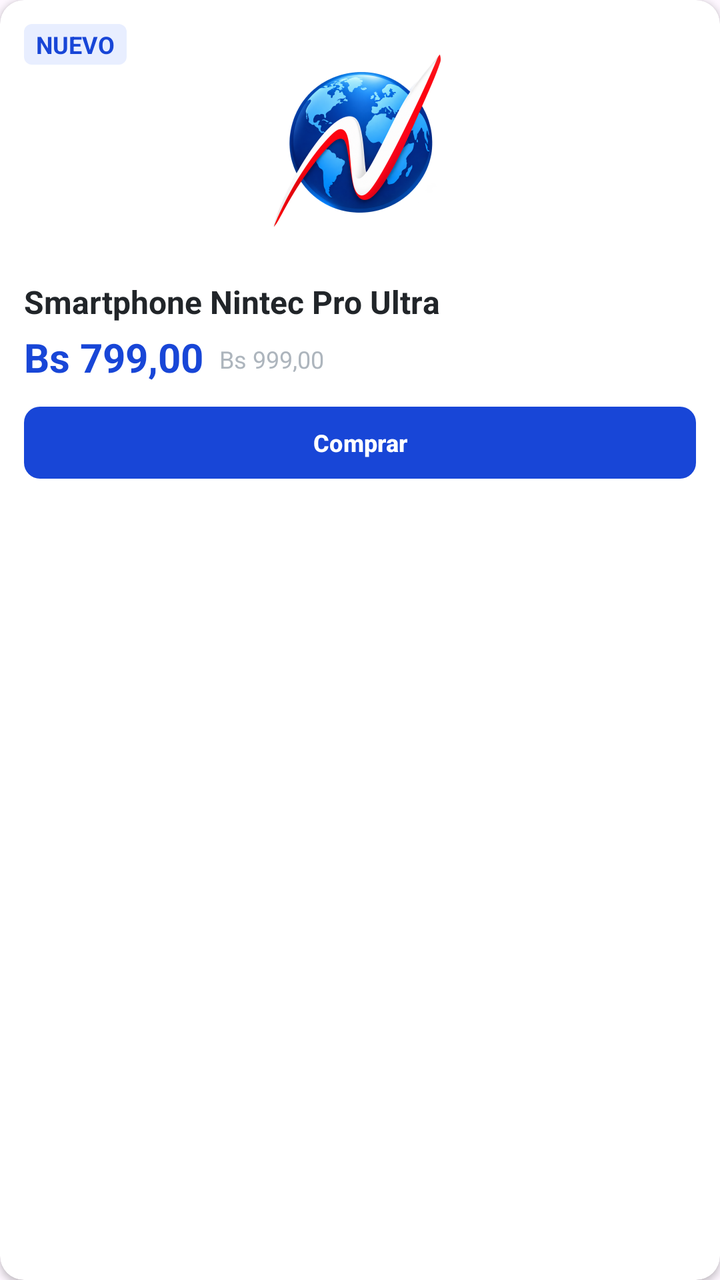
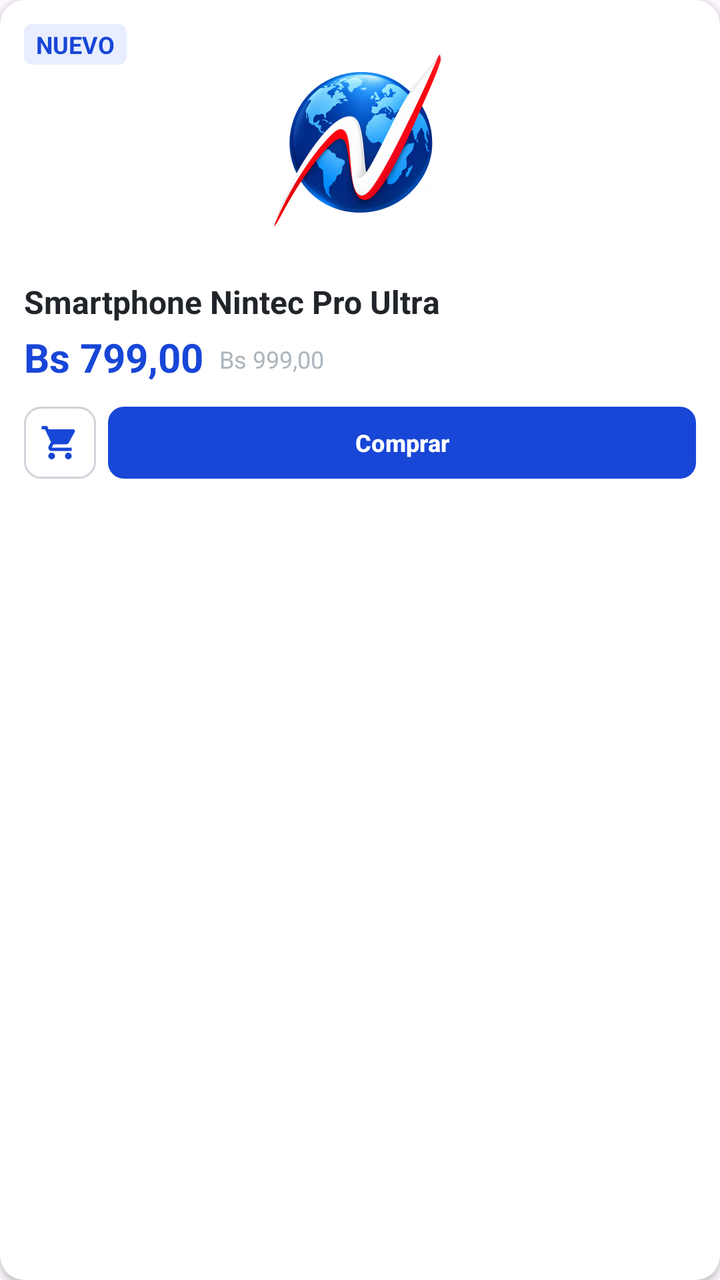

An Android layout rendered at two revisions. The XML below is the earlier revision; the diff shows what the commit changed to produce the second picture.
<!-- AndroidManifest.xml: application theme Theme.NINTEC -->
<!-- res/layout/item_product.xml -->
<?xml version="1.0" encoding="utf-8"?>
<androidx.cardview.widget.CardView xmlns:android="http://schemas.android.com/apk/res/android"
    xmlns:app="http://schemas.android.com/apk/res-auto"
    android:layout_width="match_parent"
    android:layout_height="wrap_content"
    android:layout_margin="6dp"
    app:cardCornerRadius="@dimen/radius_large"
    app:cardElevation="2dp"
    app:cardBackgroundColor="@color/surface_primary">

    <LinearLayout
        android:layout_width="match_parent"
        android:layout_height="wrap_content"
        android:orientation="vertical"
        android:padding="12dp">

        <RelativeLayout
            android:layout_width="match_parent"
            android:layout_height="120dp">

            <ImageView
                android:id="@+id/img_product"
                android:layout_width="match_parent"
                android:layout_height="match_parent"
                android:scaleType="centerInside"
                android:src="@mipmap/ic_launcher_foreground"
                android:contentDescription="Product Image" />

            <TextView
                android:id="@+id/tv_badge_new"
                style="@style/NintecSmallText"
                android:layout_width="wrap_content"
                android:layout_height="wrap_content"
                android:background="@drawable/bg_badge_new"
                android:text="@string/label_new"
                android:textColor="@color/nintec_blue"
                android:textStyle="bold"
                android:paddingHorizontal="6dp"
                android:paddingVertical="2dp"
                android:visibility="visible" />
        </RelativeLayout>

        <TextView
            android:id="@+id/tv_product_name"
            style="@style/NintecBodyText"
            android:layout_width="match_parent"
            android:layout_height="wrap_content"
            android:layout_marginTop="8dp"
            android:maxLines="2"
            android:ellipsize="end"
            android:text="Smartphone Nintec Pro Ultra"
            android:textStyle="bold" />

        <LinearLayout
            android:layout_width="match_parent"
            android:layout_height="wrap_content"
            android:orientation="horizontal"
            android:layout_marginTop="4dp"
            android:gravity="center_vertical">

            <TextView
                android:id="@+id/tv_product_price"
                style="@style/NintecPriceText"
                android:layout_width="wrap_content"
                android:layout_height="wrap_content"
                android:text="Bs 799,00" />

            <TextView
                android:id="@+id/tv_product_old_price"
                style="@style/NintecSmallText"
                android:layout_width="wrap_content"
                android:layout_height="wrap_content"
                android:layout_marginStart="8dp"
                android:text="Bs 999,00"
                android:textColor="@color/text_hint" />
        </LinearLayout>

        <Button
            android:id="@+id/btn_buy"
            style="@style/NintecPrimaryButton"
            android:layout_width="match_parent"
            android:layout_height="36dp"
            android:layout_marginTop="10dp"
            android:textSize="12sp"
            android:text="@string/label_buy" />
    </LinearLayout>
</androidx.cardview.widget.CardView>
<!-- resources referenced by this layout -->
<resources>
  <color name="nintec_blue">#1846D7</color>
  <color name="surface_primary">#FFFFFF</color>
  <color name="text_hint">#ADB5BD</color>
  <dimen name="radius_large">12dp</dimen>
  <!-- drawable bg_badge_new (drawable) -->
  <?xml version="1.0" encoding="utf-8"?>
  <shape xmlns:android="http://schemas.android.com/apk/res/android"
      android:shape="rectangle">
      <solid android:color="@color/nintec_blue_light" />
      <corners android:radius="@dimen/radius_small" />
      <padding
          android:left="@dimen/spacing_sm"
          android:right="@dimen/spacing_sm"
          android:top="@dimen/spacing_xs"
          android:bottom="@dimen/spacing_xs" />
  </shape>
  <string name="label_buy">Comprar</string>
  <string name="label_new">NUEVO</string>
  <style name="NintecBodyText">
          <item name="android:textColor">@color/text_primary</item>
          <item name="android:textSize">@dimen/text_size_body</item>
      </style>
  <style name="NintecPriceText">
          <item name="android:textColor">@color/nintec_blue</item>
          <item name="android:textSize">@dimen/text_size_price</item>
          <item name="android:textStyle">bold</item>
          <item name="android:includeFontPadding">false</item>
          <item name="android:paddingVertical">2dp</item>
      </style>
  <style name="NintecSmallText">
          <item name="android:textColor">@color/text_secondary</item>
          <item name="android:textSize">@dimen/text_size_small</item>
      </style>
  <style name="Theme.NINTEC" parent="Base.Theme.NINTEC" />
  <color name="nintec_blue_light">#E8EEFF</color>
  <dimen name="radius_small">4dp</dimen>
  <dimen name="spacing_sm">8dp</dimen>
  <dimen name="spacing_xs">4dp</dimen>
  <color name="text_primary">#212529</color>
  <dimen name="text_size_body">16sp</dimen>
  <dimen name="text_size_price">20sp</dimen>
  <dimen name="button_height">48dp</dimen>
  <!-- drawable bg_button_primary (drawable) -->
  <?xml version="1.0" encoding="utf-8"?>
  <ripple xmlns:android="http://schemas.android.com/apk/res/android"
      android:color="#40FFFFFF">
      <item>
          <shape android:shape="rectangle">
              <solid android:color="@color/nintec_blue" />
              <corners android:radius="@dimen/radius_medium" />
          </shape>
      </item>
  </ripple>
  <color name="white">#FFFFFFFF</color>
  <color name="text_secondary">#6C757D</color>
  <dimen name="text_size_small">12sp</dimen>
  <style name="Base.Theme.NINTEC" parent="Theme.Material3.DayNight.NoActionBar">
          
          
      </style>
  <dimen name="radius_medium">8dp</dimen>
  <!-- unchanged entries left out for length: 2 -->
</resources>

<!-- the commit's change to res/layout/item_product.xml (unified diff, before → after) -->
@@ -75,13 +75,33 @@
                 android:textColor="@color/text_hint" />
         </LinearLayout>
 
-        <Button
-            android:id="@+id/btn_buy"
-            style="@style/NintecPrimaryButton"
+        <LinearLayout
             android:layout_width="match_parent"
             android:layout_height="36dp"
-            android:layout_marginTop="10dp"
-            android:textSize="12sp"
-            android:text="@string/label_buy" />
+            android:orientation="horizontal"
+            android:layout_marginTop="10dp">
+
+            <ImageView
+                android:id="@+id/btn_card_add_cart"
+                android:layout_width="36dp"
+                android:layout_height="36dp"
+                android:background="@drawable/bg_button_secondary"
+                android:src="@drawable/ic_cart"
+                android:padding="8dp"
+                app:tint="@color/nintec_blue"
+                android:clickable="true"
+                android:focusable="true"
+                android:layout_marginEnd="6dp"
+                android:contentDescription="Add to cart" />
+
+            <Button
+                android:id="@+id/btn_buy"
+                style="@style/NintecPrimaryButton"
+                android:layout_width="0dp"
+                android:layout_height="match_parent"
+                android:layout_weight="1"
+                android:textSize="12sp"
+                android:text="@string/label_buy" />
+        </LinearLayout>
     </LinearLayout>
 </androidx.cardview.widget.CardView>
<!-- resource entries referenced after the edit -->
@@ -16,6 +16,31 @@
           android:top="@dimen/spacing_xs"
           android:bottom="@dimen/spacing_xs" />
   </shape>
+  <!-- drawable bg_button_secondary (drawable) -->
+  <?xml version="1.0" encoding="utf-8"?>
+  <ripple xmlns:android="http://schemas.android.com/apk/res/android"
+      android:color="#10000000">
+      <item>
+          <shape android:shape="rectangle">
+              <solid android:color="@color/white" />
+              <stroke
+                  android:width="1dp"
+                  android:color="@color/border_default" />
+              <corners android:radius="@dimen/radius_medium" />
+          </shape>
+      </item>
+  </ripple>
+  <!-- drawable ic_cart (drawable) -->
+  <?xml version="1.0" encoding="utf-8"?>
+  <vector xmlns:android="http://schemas.android.com/apk/res/android"
+      android:width="24dp"
+      android:height="24dp"
+      android:viewportWidth="24"
+      android:viewportHeight="24">
+      <path
+          android:fillColor="@color/text_primary"
+          android:pathData="M7,18c-1.1,0 -1.99,0.9 -1.99,2S5.9,22 7,22s2,-0.9 2,-2 -0.9,-2 -2,-2zM1,2v2h2l3.6,7.59 -1.35,2.45c-0.16,0.28 -0.25,0.61 -0.25,0.96 0,1.1 0.9,2 2,2h12v-2H7.42c-0.14,0 -0.25,-0.11 -0.25,-0.25l0.03,-0.12 0.9,-1.63h7.45c0.75,0 1.41,-0.41 1.75,-1.03l3.58,-6.49c0.08,-0.14 0.12,-0.31 0.12,-0.48 0,-0.55 -0.45,-1 -1,-1H5.21l-0.94,-2H1v2zm16,16c-1.1,0 -1.99,0.9 -1.99,2s0.89,2 1.99,2 2,-0.9 2,-2 -0.9,-2 -2,-2z" />
+  </vector>
   <string name="label_buy">Comprar</string>
   <string name="label_new">NUEVO</string>
   <style name="NintecBodyText">
@@ -54,6 +79,7 @@
       </item>
   </ripple>
   <color name="white">#FFFFFFFF</color>
+  <color name="border_default">#CED4DA</color>
   <color name="text_secondary">#6C757D</color>
   <dimen name="text_size_small">12sp</dimen>
   <style name="Base.Theme.NINTEC" parent="Theme.Material3.DayNight.NoActionBar">
